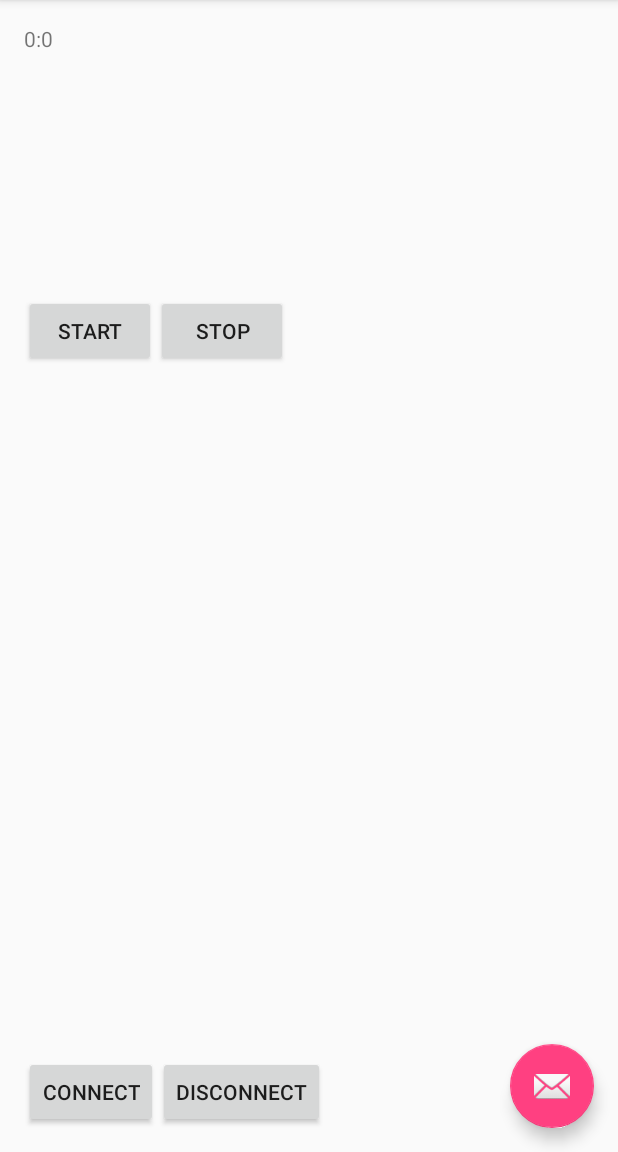
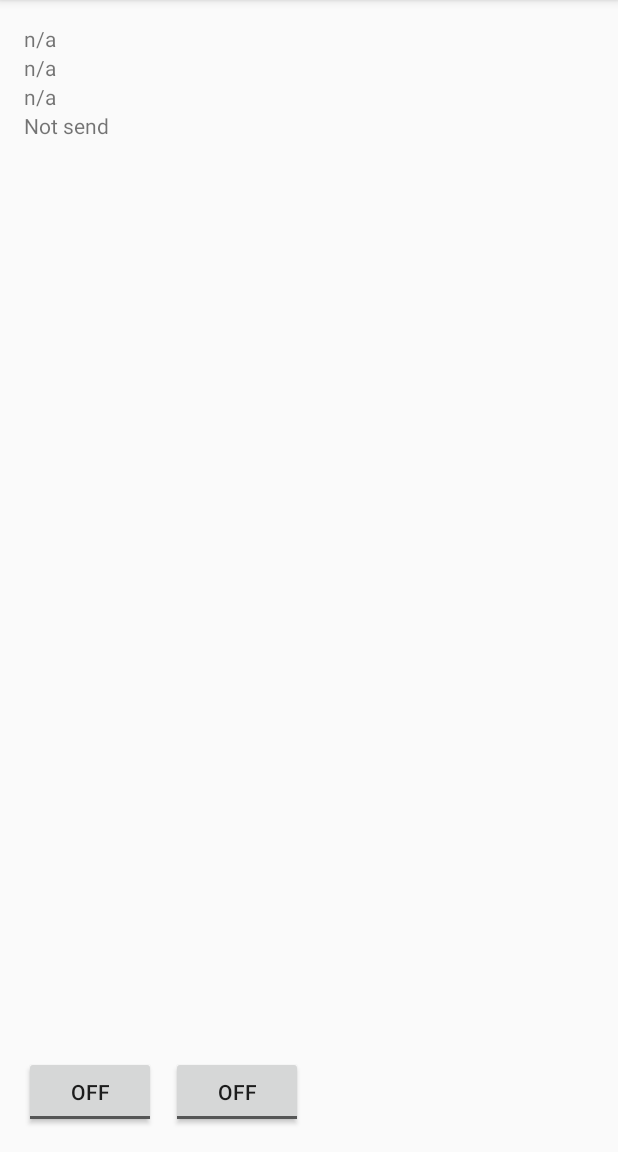
Before and after one commit to sebamora84/CarTracking, an Android app: the screen it shows after launch (MainActivity), on a phone screen of 412 x 824 dp, the part 84-1236 px from its top. Run offline under Robolectric (Android 15) with nearby library versions, the phone set to English and light mode, and no system bars.

```diff
--- a/GpsTrackerSimulator/app/build.gradle
+++ b/GpsTrackerSimulator/app/build.gradle
@@ -1,5 +1,4 @@
 apply plugin: 'com.android.application'
-
 android {
     compileSdkVersion 24
     buildToolsVersion "25.0.0"
@@ -20,6 +19,7 @@ android {
 }
 
 dependencies {
+
     compile fileTree(dir: 'libs', include: ['*.jar'])
     androidTestCompile('com.android.support.test.espresso:espresso-core:2.2.2', {
         exclude group: 'com.android.support', module: 'support-annotations'
--- /dev/null
+++ b/GpsTrackerSimulator/app/src/main/res/layout-land/content_main.xml
@@ -0,0 +1,156 @@
+<?xml version="1.0" encoding="utf-8"?>
+<RelativeLayout xmlns:android="http://schemas.android.com/apk/res/android"
+    xmlns:app="http://schemas.android.com/apk/res-auto"
+    xmlns:tools="http://schemas.android.com/tools"
+    android:id="@+id/content_main"
+    android:layout_width="match_parent"
+    android:layout_height="match_parent"
+    android:paddingBottom="@dimen/activity_vertical_margin"
+    android:paddingLeft="@dimen/activity_horizontal_margin"
+    android:paddingRight="@dimen/activity_horizontal_margin"
+    android:paddingTop="@dimen/activity_vertical_margin"
+    app:layout_behavior="@string/appbar_scrolling_view_behavior"
+    tools:context="com.sebamora.simulators.gpstrackersimulator.MainActivity"
+    tools:showIn="@layout/activity_main">
+
+    <Button
+        android:text="Connect"
+        android:layout_width="wrap_content"
+        android:layout_height="wrap_content"
+        android:id="@+id/btnConnect"
+        android:layout_alignParentBottom="true"
+        android:layout_alignParentLeft="true"
+        android:layout_alignParentStart="true" />
+
+    <Button
+        android:text="Stop"
+        android:layout_width="wrap_content"
+        android:layout_height="wrap_content"
+        android:id="@+id/btnStop"
+        android:layout_alignBaseline="@+id/btnStart"
+        android:layout_alignBottom="@+id/btnStart"
+        android:layout_toRightOf="@+id/btnStart"
+        android:layout_toEndOf="@+id/btnStart" />
+
+    <Button
+        android:text="Disconnect"
+        android:layout_width="wrap_content"
+        android:layout_height="wrap_content"
+        android:layout_alignParentBottom="true"
+        android:layout_toRightOf="@+id/btnConnect"
+        android:layout_toEndOf="@+id/btnConnect"
+        android:id="@+id/btnDisconnect" />
+
+    <TextView
+        android:text=".-"
+        android:layout_width="wrap_content"
+        android:layout_height="wrap_content"
+        android:layout_alignParentLeft="true"
+        android:layout_alignParentStart="true"
+        android:id="@+id/txtPostResult"
+        android:layout_above="@+id/btnConnect"
+        android:layout_alignParentRight="true"
+        android:layout_alignParentEnd="true" />
+
+    <TextView
+        android:text="Result:"
+        android:layout_width="wrap_content"
+        android:layout_height="wrap_content"
+        android:id="@+id/txtResult"
+        android:layout_below="@+id/btnStart"
+        android:layout_alignParentLeft="true"
+        android:layout_alignParentStart="true"
+        android:layout_marginTop="126dp" />
+
+    <TextView
+        android:text="Unit Id"
+        android:layout_width="wrap_content"
+        android:layout_height="wrap_content"
+        android:layout_below="@+id/txtId"
+        android:layout_alignParentLeft="true"
+        android:layout_alignParentStart="true"
+        android:id="@+id/txtUnitId"
+        android:layout_alignRight="@+id/txtResult"
+        android:layout_alignEnd="@+id/txtResult" />
+
+    <TextView
+        android:text="Lat"
+        android:layout_width="wrap_content"
+        android:layout_height="wrap_content"
+        android:layout_below="@+id/txtUnitId"
+        android:layout_alignParentLeft="true"
+        android:layout_alignParentStart="true"
+        android:id="@+id/txtLat" />
+
+    <TextView
+        android:text="Lng"
+        android:layout_width="wrap_content"
+        android:layout_height="wrap_content"
+        android:layout_below="@+id/txtLat"
+        android:layout_alignParentLeft="true"
+        android:layout_alignParentStart="true"
+        android:id="@+id/txtLng" />
+
+    <TextView
+        android:text="Type"
+        android:layout_width="wrap_content"
+        android:layout_height="wrap_content"
+        android:id="@+id/txtType"
+        android:layout_below="@+id/txtLng"
+        android:layout_alignParentLeft="true"
+        android:layout_alignParentStart="true" />
+
+    <TextView
+        android:text="Time"
+        android:layout_width="wrap_content"
+        android:layout_height="wrap_content"
+        android:id="@+id/txtTimestamp"
+        android:layout_below="@+id/txtType"
+        android:layout_alignParentLeft="true"
+        android:layout_alignParentStart="true" />
+
+    <Button
+        android:text="Start"
+        android:layout_width="wrap_content"
+        android:layout_height="wrap_content"
+        android:id="@+id/btnStart"
+        android:layout_above="@+id/txtPostResult"
+        android:layout_alignParentLeft="true"
+        android:layout_alignParentStart="true"
+        android:layout_marginBottom="21dp" />
+
+    <TextView
+        android:text="Id"
+        android:layout_width="wrap_content"
+        android:layout_height="wrap_content"
+        android:id="@+id/txtId"
+        android:layout_centerVertical="true"
+        android:layout_alignParentLeft="true"
+        android:layout_alignParentStart="true" />
+
+    <TableLayout
+        android:layout_width="match_parent"
+        android:layout_height="match_parent"
+        android:layout_alignParentTop="true"
+        android:layout_alignParentLeft="true"
+        android:layout_alignParentStart="true"
+        android:layout_above="@+id/txtId">
+
+        <TableRow
+            android:layout_width="match_parent"
+            android:layout_height="match_parent" />
+
+        <TableRow
+            android:layout_width="match_parent"
+            android:layout_height="match_parent" />
+
+        <TableRow
+            android:layout_width="match_parent"
+            android:layout_height="match_parent" />
+
+        <TableRow
+            android:layout_width="match_parent"
+            android:layout_height="match_parent" />
+    </TableLayout>
+
+</RelativeLayout>
--- a/GpsTrackerSimulator/app/src/main/res/layout/activity_main.xml
+++ b/GpsTrackerSimulator/app/src/main/res/layout/activity_main.xml
@@ -21,14 +21,7 @@
 
     </android.support.design.widget.AppBarLayout>
 
-    <include layout="@layout/content_main" />
-
-    <android.support.design.widget.FloatingActionButton
-        android:id="@+id/fab"
-        android:layout_width="wrap_content"
-        android:layout_height="wrap_content"
-        android:layout_gravity="bottom|end"
-        android:layout_margin="@dimen/fab_margin"
-        app:srcCompat="@android:drawable/ic_dialog_email" />
+    <include layout="@layout/content_main"
+        android:id="@+id/include" />
 
 </android.support.design.widget.CoordinatorLayout>
--- a/GpsTrackerSimulator/app/src/main/res/layout/content_main.xml
+++ b/GpsTrackerSimulator/app/src/main/res/layout/content_main.xml
@@ -13,47 +13,56 @@
     tools:context="com.sebamora.simulators.gpstrackersimulator.MainActivity"
     tools:showIn="@layout/activity_main">
 
+
     <TextView
+        android:text="n/a"
         android:layout_width="wrap_content"
         android:layout_height="wrap_content"
-        android:text="0:0"
-        android:id="@+id/textView" />
+        android:layout_alignParentTop="true"
+        android:id="@+id/txtLatLng" />
 
-    <Button
-        android:text="Connect"
+    <ToggleButton
+        android:text="Send Position"
         android:layout_width="wrap_content"
         android:layout_height="wrap_content"
-        android:id="@+id/btnConnect"
+        android:id="@+id/tglSendPosition"
         android:layout_alignParentBottom="true"
         android:layout_alignParentLeft="true"
         android:layout_alignParentStart="true" />
 
-    <Button
-        android:text="Start"
+    <ToggleButton
+        android:text="GPS"
         android:layout_width="wrap_content"
         android:layout_height="wrap_content"
-        android:id="@+id/btnStart"
-        android:layout_marginTop="161dp"
-        android:layout_below="@+id/textView"
+        android:id="@+id/tglGPS"
+        android:layout_alignParentBottom="true"
+        android:layout_toRightOf="@+id/tglSendPosition"
+        android:layout_toEndOf="@+id/tglSendPosition"
+        android:layout_marginLeft="10dp"
+        android:layout_marginStart="10dp" />
+
+    <TextView
+        android:text="n/a"
+        android:layout_width="wrap_content"
+        android:layout_height="wrap_content"
+        android:id="@+id/txtTimestamp"
+        android:layout_below="@+id/txtLatLng"
         android:layout_alignParentLeft="true"
         android:layout_alignParentStart="true" />
-
-    <Button
-        android:text="Stop"
+    <TextView
+        android:text="n/a"
         android:layout_width="wrap_content"
         android:layout_height="wrap_content"
-        android:id="@+id/btnStop"
-        android:layout_alignBaseline="@+id/btnStart"
-        android:layout_alignBottom="@+id/btnStart"
-        android:layout_toRightOf="@+id/btnStart"
-        android:layout_toEndOf="@+id/btnStart" />
-
-    <Button
-        android:text="Disconnect"
+        android:id="@+id/txtAccuracy"
+        android:layout_below="@+id/txtTimestamp"
+        android:layout_alignParentLeft="true"
+        android:layout_alignParentStart="true" />
+    <TextView
+        android:text="Not send"
         android:layout_width="wrap_content"
         android:layout_height="wrap_content"
-        android:layout_alignParentBottom="true"
-        android:layout_toRightOf="@+id/btnConnect"
-        android:layout_toEndOf="@+id/btnConnect"
-        android:id="@+id/btnDisconnect" />
+        android:layout_below="@+id/txtAccuracy"
+        android:layout_alignParentLeft="true"
+        android:layout_alignParentStart="true"
+        android:id="@+id/txtResult" />
 </RelativeLayout>
```
Also changed, not shown: GpsTrackerSimulator/app/src/main/java/com/sebamora/simulators/gpstrackersimulator/MainActivity.java (+128 -145 lines), GpsTrackerSimulator/app/src/main/java/com/sebamora/simulators/gpstrackersimulator/Marker.java (added, +18 -0 lines), GpsTrackerSimulator/app/src/main/java/com/sebamora/simulators/gpstrackersimulator/WebConnection.java (added, +108 -0 lines), 11 other files.
